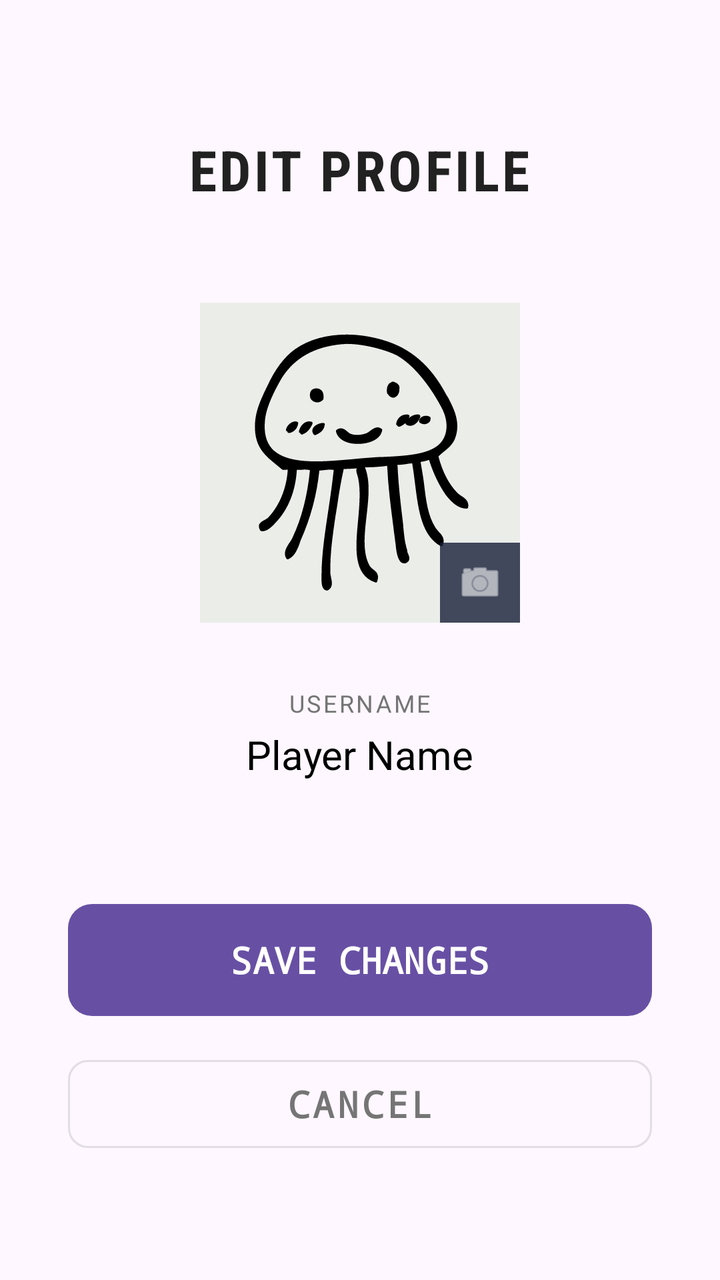
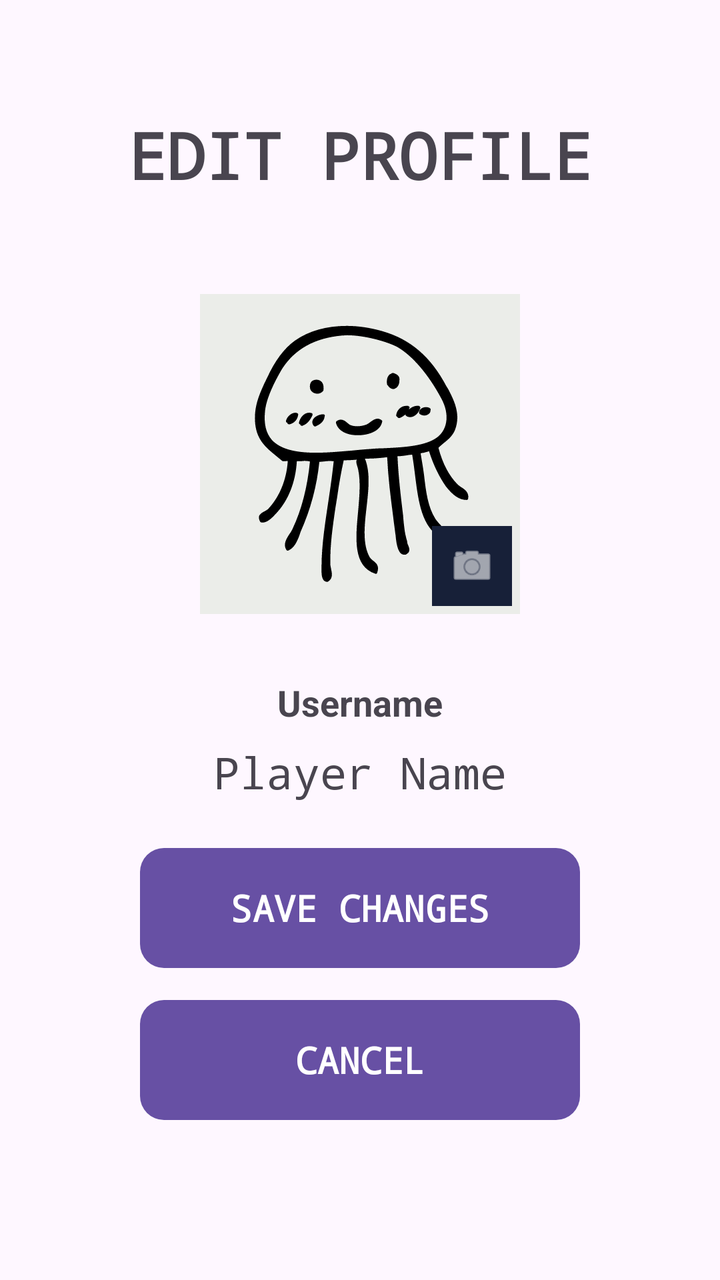

Before-and-after screenshots of an Android layout around one commit, followed by the original layout XML and the change that was made.
<!-- AndroidManifest.xml: application theme Theme.Academo -->
<!-- res/layout/activity_edit_profile.xml -->
<?xml version="1.0" encoding="utf-8"?>
<LinearLayout xmlns:android="http://schemas.android.com/apk/res/android"
    xmlns:app="http://schemas.android.com/apk/res-auto"
    xmlns:tools="http://schemas.android.com/tools"
    android:id="@+id/main"
    android:layout_width="match_parent"
    android:layout_height="match_parent"
    android:orientation="vertical"
    android:gravity="center"
    android:padding="24dp"
    tools:context=".EditProfileActivity">

  <LinearLayout
      android:layout_width="match_parent"
      android:layout_height="400dp"
      android:orientation="vertical"
      android:gravity="center_horizontal">

    <TextView
        android:id="@+id/edit_profile_title"
        android:layout_width="wrap_content"
        android:layout_height="wrap_content"
        android:layout_marginTop="24dp"
        android:fontFamily="sans-serif-condensed"
        android:text="EDIT PROFILE"
        android:textSize="28sp"
        android:textStyle="bold"
        android:letterSpacing="0.05"
        android:textColor="#212121"/>

    <FrameLayout
        android:id="@+id/profile_image_container"
        android:layout_width="160dp"
        android:layout_height="160dp"
        android:layout_marginTop="48dp">

      <ImageView
          android:id="@+id/edit_profile_picture"
          android:layout_width="match_parent"
          android:layout_height="match_parent"
          android:background="#ebede9"
          android:scaleType="centerCrop"
          android:src="@drawable/profile_picture" />
      <View
          android:layout_width="40dp"
          android:layout_height="40dp"
          android:layout_gravity="bottom|end"
          android:background="#172038"
          android:alpha="0.8"/>

      <ImageView
          android:layout_width="24dp"
          android:layout_height="24dp"
          android:layout_gravity="bottom|end"
          android:layout_margin="8dp"
          android:src="@android:drawable/ic_menu_camera"
          app:tint="#FFFFFF" />

    </FrameLayout>

    <TextView
        android:id="@+id/edit_username_label"
        android:layout_width="wrap_content"
        android:layout_height="wrap_content"
        android:layout_marginTop="32dp"
        android:text="USERNAME"
        android:textSize="12sp"
        android:letterSpacing="0.1"
        android:textColor="#757575" />

    <TextView
        android:id="@+id/edit_username_text"
        android:layout_width="wrap_content"
        android:layout_height="wrap_content"
        android:layout_marginTop="4dp"
        android:text="Player Name"
        android:textSize="20sp"
        android:textColor="#000000" />

  </LinearLayout>

  <LinearLayout
      android:layout_width="match_parent"
      android:layout_height="wrap_content"
      android:orientation="vertical"
      android:gravity="center_horizontal"
      android:padding="10dp">

    <com.google.android.material.button.MaterialButton
        android:id="@+id/btn_save_profile"
        android:layout_width="match_parent"
        android:layout_height="56dp"
        android:layout_marginBottom="16dp"
        android:background="@drawable/square_button_selector"
        android:fontFamily="monospace"
        android:text="SAVE CHANGES"
        android:textColor="#FFFFFF"
        app:cornerRadius="10dp"
        android:textSize="18sp"
        android:textStyle="bold" />

    <com.google.android.material.button.MaterialButton
        android:id="@+id/btn_cancel_profile"
        android:layout_width="match_parent"
        android:layout_height="56dp"
        android:layout_marginBottom="8dp"
        style="@style/Widget.MaterialComponents.Button.OutlinedButton"
        android:fontFamily="monospace"
        android:text="CANCEL"
        app:cornerRadius="10dp"
        android:textColor="#757575"
        android:textSize="18sp"
        android:textStyle="bold" />

  </LinearLayout>

</LinearLayout>
<!-- resources referenced by this layout -->
<resources>
  <!-- drawable profile_picture: vector/xml drawable (drawable, 6495 chars, omitted) -->
  <!-- drawable square_button_selector (drawable) -->
  <?xml version="1.0" encoding="utf-8"?>
  <shape xmlns:android="http://schemas.android.com/apk/res/android">
  
      <solid android:color="#6750A4"/>
  
      <corners android:radius="12dp"/>
  
  </shape>
  <style name="Theme.Academo" parent="Base.Theme.Academo" />
  <style name="Base.Theme.Academo" parent="Theme.Material3.DayNight.NoActionBar">
          
          
      </style>
</resources>

<!-- the commit's change to res/layout/activity_edit_profile.xml (unified diff, before → after) -->
@@ -1,12 +1,12 @@
 <?xml version="1.0" encoding="utf-8"?>
-<LinearLayout xmlns:android="http://schemas.android.com/apk/res/android"
+<LinearLayout
+    xmlns:android="http://schemas.android.com/apk/res/android"
+    xmlns:tools="http://schemas.android.com/tools"
     xmlns:app="http://schemas.android.com/apk/res-auto"
-    xmlns:tools="http://schemas.android.com/tools"
     android:id="@+id/main"
     android:layout_width="match_parent"
     android:layout_height="match_parent"
     android:orientation="vertical"
-    android:gravity="center"
     android:padding="24dp"
     tools:context=".EditProfileActivity">
 
@@ -20,13 +20,11 @@
         android:id="@+id/edit_profile_title"
         android:layout_width="wrap_content"
         android:layout_height="wrap_content"
-        android:layout_marginTop="24dp"
-        android:fontFamily="sans-serif-condensed"
+        android:layout_marginTop="32dp"
+        android:fontFamily="monospace"
         android:text="EDIT PROFILE"
-        android:textSize="28sp"
-        android:textStyle="bold"
-        android:letterSpacing="0.05"
-        android:textColor="#212121"/>
+        android:textSize="32sp"
+        android:textStyle="bold" />
 
     <FrameLayout
         android:id="@+id/profile_image_container"
@@ -41,21 +39,16 @@
           android:background="#ebede9"
           android:scaleType="centerCrop"
           android:src="@drawable/profile_picture" />
-      <View
+
+      <ImageView
           android:layout_width="40dp"
           android:layout_height="40dp"
           android:layout_gravity="bottom|end"
+          android:layout_margin="4dp"
           android:background="#172038"
-          android:alpha="0.8"/>
-
-      <ImageView
-          android:layout_width="24dp"
-          android:layout_height="24dp"
-          android:layout_gravity="bottom|end"
-          android:layout_margin="8dp"
+          android:padding="8dp"
           android:src="@android:drawable/ic_menu_camera"
           app:tint="#FFFFFF" />
-
     </FrameLayout>
 
     <TextView
@@ -63,19 +56,18 @@
         android:layout_width="wrap_content"
         android:layout_height="wrap_content"
         android:layout_marginTop="32dp"
-        android:text="USERNAME"
-        android:textSize="12sp"
-        android:letterSpacing="0.1"
-        android:textColor="#757575" />
+        android:text="Username"
+        android:textSize="18sp"
+        android:textStyle="bold" />
 
     <TextView
         android:id="@+id/edit_username_text"
         android:layout_width="wrap_content"
         android:layout_height="wrap_content"
-        android:layout_marginTop="4dp"
+        android:layout_marginTop="8dp"
+        android:fontFamily="monospace"
         android:text="Player Name"
-        android:textSize="20sp"
-        android:textColor="#000000" />
+        android:textSize="22sp" />
 
   </LinearLayout>
 
@@ -83,32 +75,29 @@
       android:layout_width="match_parent"
       android:layout_height="wrap_content"
       android:orientation="vertical"
-      android:gravity="center_horizontal"
-      android:padding="10dp">
+      android:gravity="center_horizontal">
 
-    <com.google.android.material.button.MaterialButton
+    <Button
         android:id="@+id/btn_save_profile"
-        android:layout_width="match_parent"
-        android:layout_height="56dp"
+        android:layout_width="220dp"
+        android:layout_height="60dp"
         android:layout_marginBottom="16dp"
         android:background="@drawable/square_button_selector"
         android:fontFamily="monospace"
         android:text="SAVE CHANGES"
         android:textColor="#FFFFFF"
-        app:cornerRadius="10dp"
         android:textSize="18sp"
         android:textStyle="bold" />
 
-    <com.google.android.material.button.MaterialButton
+    <Button
         android:id="@+id/btn_cancel_profile"
-        android:layout_width="match_parent"
-        android:layout_height="56dp"
+        android:layout_width="220dp"
+        android:layout_height="60dp"
         android:layout_marginBottom="8dp"
-        style="@style/Widget.MaterialComponents.Button.OutlinedButton"
+        android:background="@drawable/square_button_selector"
         android:fontFamily="monospace"
         android:text="CANCEL"
-        app:cornerRadius="10dp"
-        android:textColor="#757575"
+        android:textColor="#FFFFFF"
         android:textSize="18sp"
         android:textStyle="bold" />
 
